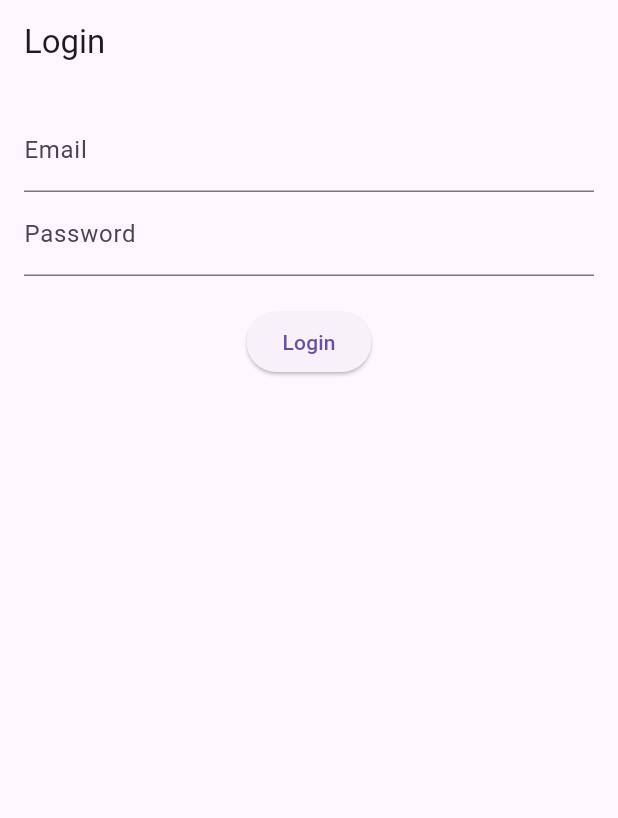
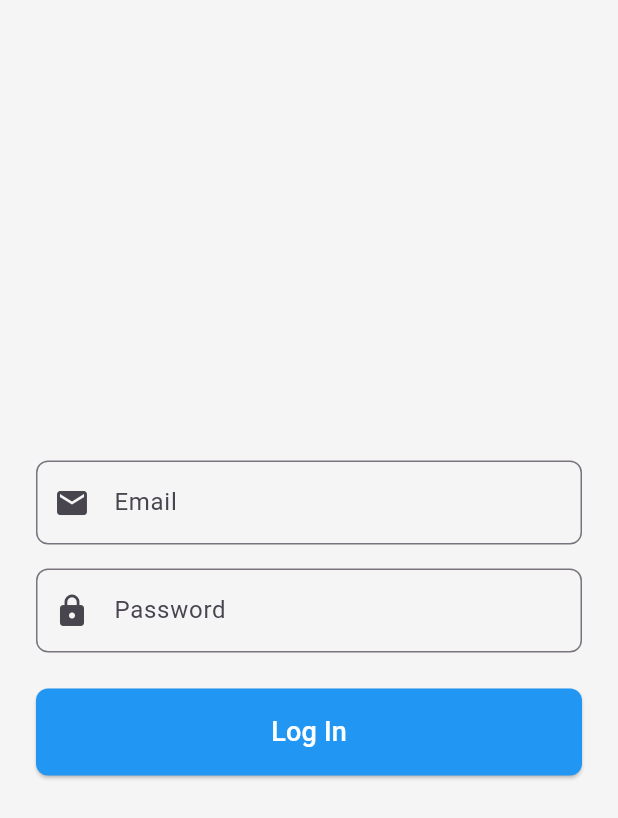
Before and after one commit to BottleMoon/survey-flutter, a Flutter app: the screen it shows after launch, on a phone screen of 412 x 824 dp. Shown: the top 818 px of the screen. Run offline on Flutter 3.47's test engine with Material 3 defaults, Android fonts, the phone set to English and light mode, and no system bars; our stand-ins replace flutter_dotenv, flutter_secure_storage, get_it.

Commit message:
feat: improvement ui/ux

```diff
--- a/lib/main.dart
+++ b/lib/main.dart
@@ -27,6 +27,24 @@ class MyApp extends StatelessWidget {
   @override
   Widget build(BuildContext context) {
     return MaterialApp(
+        title: 'Survey App',
+        theme: ThemeData(
+          // Set the overall background color of the app
+          scaffoldBackgroundColor: Colors.grey[100],
+          // Set the default color for Card widgets
+          cardTheme: CardTheme(
+            color: Colors.white,
+            elevation: 2,
+            shape:
+                RoundedRectangleBorder(borderRadius: BorderRadius.circular(8)),
+          ),
+          // Customize other theme properties as needed
+          primarySwatch: Colors.blue,
+          appBarTheme: AppBarTheme(
+            backgroundColor: Colors.blue,
+            foregroundColor: Colors.white,
+          ),
+        ),
         home: Provider.of<AuthViewModel>(context).isSignIn
             ? HomeView()
             : SignInView());
--- a/lib/view/sign_in_view.dart
+++ b/lib/view/sign_in_view.dart
@@ -48,21 +48,36 @@ class _SignInViewState extends State<SignInView> {
   @override
   Widget build(BuildContext context) {
     return Scaffold(
-      appBar: AppBar(title: Text('Login')),
-      body: Padding(
-        padding: EdgeInsets.all(16.0),
+        body: SafeArea(
+      child: Padding(
+        padding: EdgeInsets.symmetric(horizontal: 24.0),
         child: Column(
+          mainAxisAlignment: MainAxisAlignment.center,
+          crossAxisAlignment: CrossAxisAlignment.stretch,
           children: [
             TextField(
               controller: emailController,
-              decoration: InputDecoration(labelText: 'Email'),
+              decoration: InputDecoration(
+                hintText: 'Email',
+                prefixIcon: Icon(Icons.email),
+                border: OutlineInputBorder(
+                  borderRadius: BorderRadius.circular(8.0),
+                ),
+              ),
             ),
+            SizedBox(height: 16.0),
             TextField(
               controller: passwordController,
-              decoration: InputDecoration(labelText: 'Password'),
+              decoration: InputDecoration(
+                hintText: 'Password',
+                prefixIcon: Icon(Icons.lock),
+                border: OutlineInputBorder(
+                  borderRadius: BorderRadius.circular(8.0),
+                ),
+              ),
               obscureText: true,
             ),
-            SizedBox(height: 20),
+            SizedBox(height: 24),
             if (errorMessage != null) ...[
               Text(
                 errorMessage!,
@@ -74,11 +89,21 @@ class _SignInViewState extends State<SignInView> {
                 ? CircularProgressIndicator()
                 : ElevatedButton(
                     onPressed: _login,
-                    child: Text('Login'),
+                    child: Text(
+                      'Log In',
+                      style: TextStyle(fontSize: 18.0, color: Colors.white),
+                    ),
+                    style: ElevatedButton.styleFrom(
+                      backgroundColor: Colors.blue,
+                      padding: EdgeInsets.symmetric(vertical: 16.0),
+                      shape: RoundedRectangleBorder(
+                        borderRadius: BorderRadius.circular(8.0),
+                      ),
+                    ),
                   ),
           ],
         ),
       ),
-    );
+    ));
   }
 }
--- a/pubspec.yaml
+++ b/pubspec.yaml
@@ -39,6 +39,7 @@ dependencies:
   http: ^1.2.1
   flutter_secure_storage: ^9.2.2
   get_it: ^7.7.0
+  intl: ^0.19.0
 
 dev_dependencies:
   flutter_test:
```
Also changed, not shown: lib/view/home_view.dart (+44 -5 lines), lib/view/survey_detail_view.dart (+60 -8 lines), lib/view/survey_list_view.dart (+42 -38 lines).
